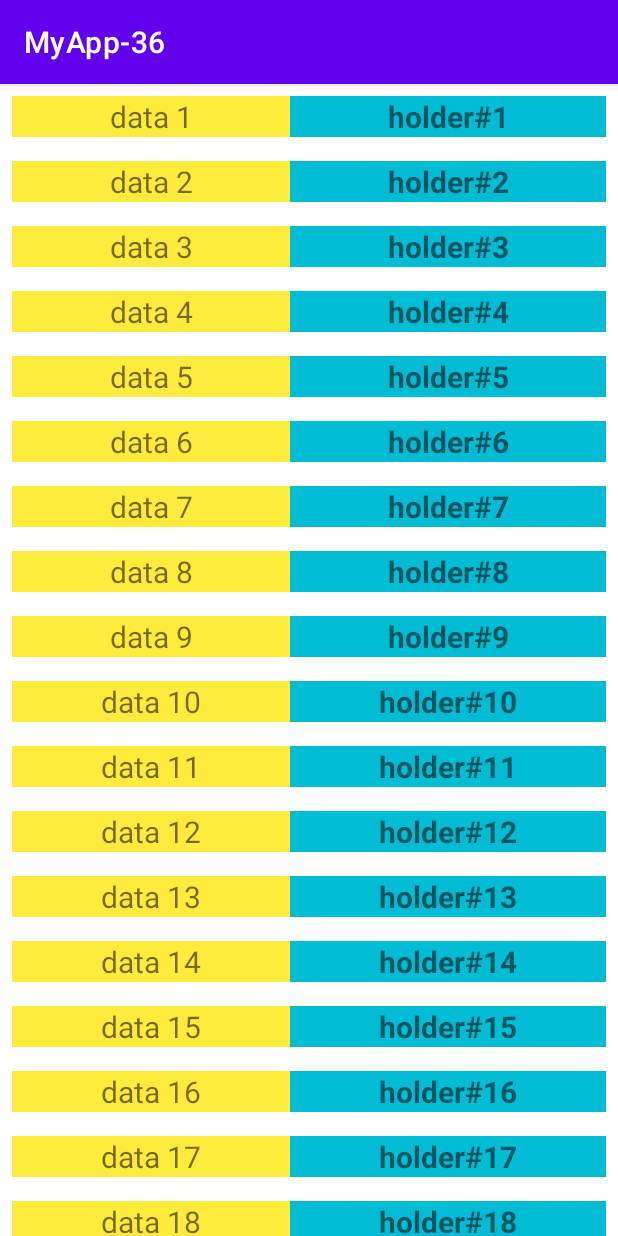
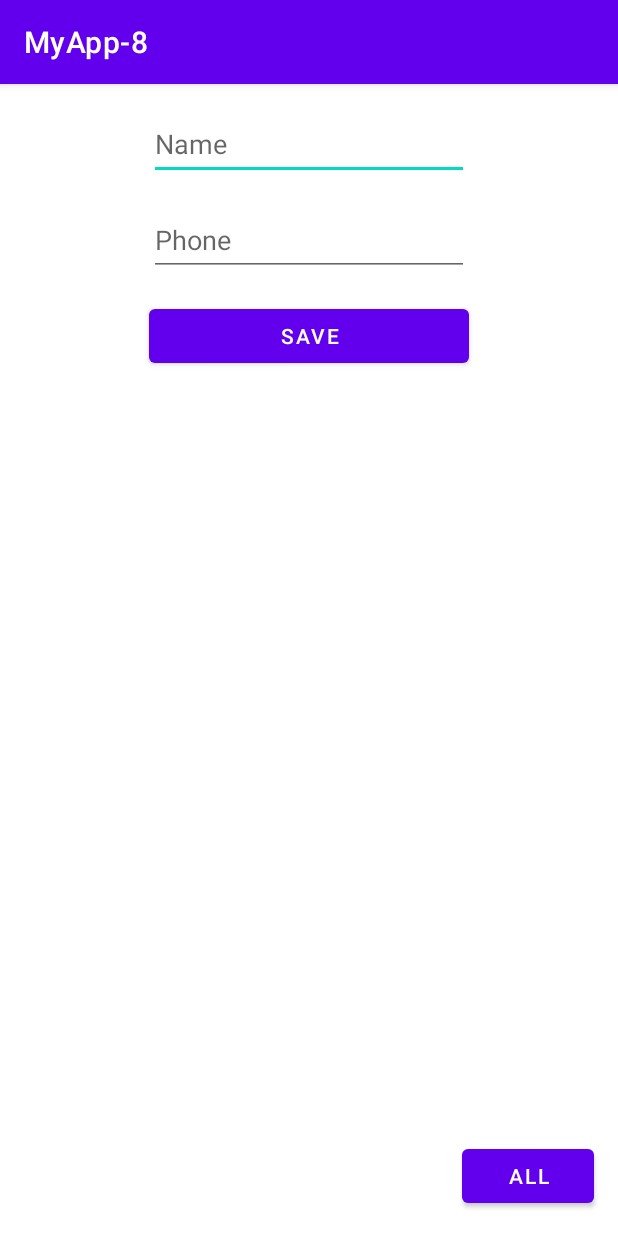
Before and after one commit to NedashkivskijTV/ITSTEP-JAVA-Android-HW20221205, an Android app: the screen it shows after launch (MainActivity), on a phone screen of 412 x 824 dp. Run offline under Robolectric (Android 15) with nearby library versions, the phone set to English and light mode, and no system bars.

Commit message:
homework from 05/12/2022

```diff
--- a/HW20221205/app/build.gradle
+++ b/HW20221205/app/build.gradle
@@ -3,11 +3,11 @@ plugins {
 }
 
 android {
-    namespace 'edu.itstep.cw20221205a1'
+    namespace 'edu.itstep.hw20221205'
     compileSdk 32
 
     defaultConfig {
-        applicationId "edu.itstep.cw20221205a1"
+        applicationId "edu.itstep.hw20221205"
         minSdk 21
         targetSdk 32
         versionCode 1
--- a/HW20221205/app/src/main/java/edu/itstep/cw20221205a1/MainActivity.java
+++ /dev/null
@@ -1,82 +0,0 @@
-package edu.itstep.cw20221205a1;
-
-import androidx.appcompat.app.AppCompatActivity;
-import androidx.recyclerview.widget.LinearLayoutManager;
-import androidx.recyclerview.widget.RecyclerView;
-
-import android.os.Bundle;
-import android.view.View;
-import android.widget.Toast;
-
-import java.util.ArrayList;
-import java.util.List;
-
-public class MainActivity extends AppCompatActivity {
-
-    // змінні екземпляра класу, що відповідають активним елементам Актівіті
-    // елемент для відображення списку
-    private RecyclerView rvNumbers;
-
-    private List<String> data;
-    private NumberAdapter numberAdapter;
-
-    @Override
-    protected void onCreate(Bundle savedInstanceState) {
-        super.onCreate(savedInstanceState);
-        setContentView(R.layout.activity_main);
-
-        // Ініціалізація змінних класу, що відповідають активним елементам Актівіті
-        rvNumbers = findViewById(R.id.rvNumbers);
-
-        // Ініціалізація колекції
-        data = new ArrayList<>();
-
-        // Імітація отримання колекції із значною кількістю даних
-        for (int i = 1; i <= 100; i++) {
-            data.add("data " + i);
-        }
-
-        // Визначення слухача, по натисненню на елемент списка (перед створенням Адаптера)
-        NumberAdapter.OnNumberClickListener numberClickListener = position -> {
-            Toast.makeText(this, "Click - " + data.get(position), Toast.LENGTH_SHORT).show();
-        };
-
-        //------------------------------------------------------------------------------------------
-        // Визначення слухача, по ДОВГОМУ! натисненню на елемент списка (перед створенням Адаптера)
-        NumberAdapter.OnNumberLongClickListener numberLongClickListener = position -> {
-            Toast.makeText(this, "LONG CLICK - " + data.get(position), Toast.LENGTH_SHORT).show();
-
-            data.remove(position); // видалення елемента колекції за позицією
-
-            // Застосування сповіщень RecyclerView про зміну даних
-            numberAdapter.notifyDataSetChanged(); // дані було змінено - по сповіщенню ОС перемальовує представлення
-        };
-
-        // Ініціалізація Адаптера
-        // приймає у параметри
-        // - контекст
-        // - файл-шаблон - де описано як відображатиметься кожен елемент колекції
-        // - колекція даних
-        // -----------------------------------------------------------------------------------------
-        numberAdapter = new NumberAdapter(this, R.layout.list_item, data, numberClickListener, numberLongClickListener);
-
-
-        // Встановлення ЛейаутМенеджера на елемент RecyclerView (rvNumbers), який відсутній за замовчуванням
-        // приймає у параметри
-        // - контекст,
-        // - орієнтацію - одна з двох констант, що лежать у класі RecyclerView (VERTICAL, HORIZONTAL)
-        // - напрямок відображення/скролінгу - false-стандартне відображення, true-відображення знизу вверх
-        LinearLayoutManager layoutManager = new LinearLayoutManager(
-                this,
-                RecyclerView.VERTICAL,
-                false
-                );
-
-        // Встановлення LayoutManager на RecyclerView (rvNumbers)
-        rvNumbers.setLayoutManager(layoutManager);
-
-        // Приєднання Адаптера до елементу, що відорбражатиме дані
-        rvNumbers.setAdapter(numberAdapter);
-    }
-
-}
--- a/HW20221205/app/src/main/java/edu/itstep/cw20221205a1/NumberAdapter.java
+++ /dev/null
@@ -1,129 +0,0 @@
-package edu.itstep.cw20221205a1;
-
-import android.content.Context;
-import android.view.LayoutInflater;
-import android.view.View;
-import android.view.ViewGroup;
-import android.widget.TextView;
-import android.widget.Toast;
-
-import androidx.annotation.NonNull;
-import androidx.recyclerview.widget.RecyclerView;
-
-import java.util.List;
-
-public class NumberAdapter extends RecyclerView.Adapter<NumberAdapter.NumberViewHolder> {
-
-    //Створення інтерфейсу для призначення події по натисканню на елемент відображеної колекції
-    interface OnNumberClickListener{
-        void onNumberClick(int position);
-    }
-
-    // ---------------------------------------------------------------------------------------------
-    //Створення інтерфейсу для призначення події по ДОВГОМУ! натисканню на елемент відображеної колекції
-    interface OnNumberLongClickListener{
-        void onNumberLongClick(int position);
-    }
-
-    // Змінні екземпляра класу - відповідають параметрам, що отримує конструктор
-    private Context context;
-    private int resource;
-    private List<String> data;
-
-    // Змінна для збереження об'єкта інтерфейса та отримання її значення в конструкторі
-    // - для забезпечення роботи слухача по натисканню елемента колекції
-    private final OnNumberClickListener onClickListener;
-    // ---------------------------------------------------------------------------------------------
-    // Змінна для збереження об'єкта інтерфейса та отримання її значення в конструкторі
-    // - для забезпечення роботи слухача по ДОВГОМУ! натисканню елемента колекції
-    private final OnNumberLongClickListener onLongClickListener;
-
-    int count = 1; // змінна для контроля кількості створених контейнерів NumberViewHolder
-
-    // конструктор класу
-    //----------------------------------------------------------------------------------------------
-    public NumberAdapter(Context context,
-                         int resource,
-                         List<String> data,
-                         OnNumberClickListener onClickListener,
-                         OnNumberLongClickListener onLongClickListener) {
-        // Ініціалізація змінних екземпляра класу
-        this.context = context;
-        this.resource = resource;
-        this.data = data;
-        this.onClickListener = onClickListener; // отримання значення для змінної інтерфейса (подія по кліку на елемент)
-        this.onLongClickListener = onLongClickListener; // отримання значення для змінної інтерфейса (подія по ДОВГОМУ! кліку на елемент)
-    }
-
-    // Метод відповідає за створення контейнерів для відображення даних
-    // відпрацьовує обмежену кількість раз
-    @NonNull
-    @Override
-    public NumberViewHolder onCreateViewHolder(@NonNull ViewGroup parent, int viewType) {
-
-        // Створення елемента - наповнювача та його ініціалізація
-        LayoutInflater inflater = LayoutInflater.from(context);
-
-        // Наповнення контейнера даними - приймає у параметри файл-шаблон, створений для забезпесення відображення 1 елемента
-        // parent та false - лишаються без змін (прикріпляти окремо до батьківського контейнера не потрібно - відпрацює автоматично)
-        View item = inflater.inflate(R.layout.list_item, parent, false);
-
-        //Створити об'єкт, що повертатиметься (об'єкт внутрішнього класу)
-        // в параметри передати щойно створений об'єкт item - об'єкт на основі xml файла-шаблона
-        NumberViewHolder numberViewHolder = new NumberViewHolder(item);
-
-        // Виведення у текстове поле tvSecond інформації про номер створеного контейнера NumberViewHolder
-        numberViewHolder.tvSecond.setText("holder#" + count++);
-
-        // повернення створеного NumberViewHolder
-        return numberViewHolder;
-    }
-
-    // метод спрацює стільки разів, скільки потрібно буде відображати даних
-    // від час скролингу відпрацьовуватиме кожен раз поновій
-    // отримує у параметри контейнер (внутрішній клас), створений для відображення елементів - даних елементів обмежена кількість
-    // та position - позиція даних з колекції, які потрібно відобразити - даний елемент відповідає кількості елементів у колекції, що відображається
-    // position використовується для отримання даних з колекції
-    @Override
-    public void onBindViewHolder(@NonNull NumberViewHolder holder, int position) {
-        String value = data.get(position); // отримання даних з колекції за позицією
-
-        // розміщення отриманих даних у елементах об'єкта NumberViewHolder
-        holder.tvFirst.setText(value);
-
-        // Обробка натиснення на елемент
-        holder.itemView.setOnClickListener(view -> {
-            onClickListener.onNumberClick(position);
-        });
-
-        // -----------------------------------------------------------------------------------------
-        // Обробка ДОВГОГО! натискання на елемент
-        holder.itemView.setOnLongClickListener(view -> {
-            onLongClickListener.onNumberLongClick(position);
-            return false;
-        });
-    }
-
-    @Override
-    public int getItemCount() { // повертає кількість даних, що ми збираємось відображати
-        return data.size(); // розмір колекції
-    }
-
-    // Внутрішній клас - для створення обмеженої кількості елементів,
-    // що будуть задіяні при відображенні елементів колекції (будуть перевикористовуватись)
-    class NumberViewHolder extends RecyclerView.ViewHolder {
-
-        // Змінні класу - автивні елементи шаблона
-        private TextView tvFirst;
-        private TextView tvSecond;
-
-        public NumberViewHolder(@NonNull View itemView) {
-            super(itemView);
-
-            // ініціалізація змінних екземпляра класу
-            tvFirst = itemView.findViewById(R.id.tvFirst);
-            tvSecond = itemView.findViewById(R.id.tvSecond);
-
-        }
-    }
-}
--- /dev/null
+++ b/HW20221205/app/src/main/java/edu/itstep/hw20221205/DatabaseHelper.java
@@ -0,0 +1,42 @@
+package edu.itstep.hw20221205;
+
+import android.content.Context;
+import android.database.sqlite.SQLiteDatabase;
+import android.database.sqlite.SQLiteOpenHelper;
+import android.util.Log;
+
+public class DatabaseHelper extends SQLiteOpenHelper {
+
+    // Зкорегований конструктор
+    public DatabaseHelper(Context context) {
+        super(context, "PhoneBook", null, 1);
+        //super(context, "PhoneBook", null, 2); // конструкція для емуляції оновлення застосунку - спрацьовує метод onUpgrade !!!
+
+        // Створення логів - при виклику конструктора у консоль виведеться повідомлення
+        Log.d("dbExec", "DatabaseHelper");
+    }
+
+    // Спрацьовує 1 раз при першому запуску мобільного додатку на телефоні
+    // відповідає за створення структури БД
+    // метод потребує реалізації, а викликається системою
+    @Override
+    public void onCreate(SQLiteDatabase sqLiteDatabase) {
+        // Створення логів - при виклику метода onCreate у консоль виведеться повідомлення
+        Log.d("dbExec", "onCreate");
+
+        // Створення таблиці contacts, метод execSQL виконує запит, але нічого не повертає !!!
+        sqLiteDatabase.execSQL("CREATE TABLE contacts(_id INTEGER PRIMARY KEY AUTOINCREMENT, name TEXT, phone TEXT)");
+
+        // Наповнення створеної таблиці тестовими даними
+        sqLiteDatabase.execSQL("INSERT INTO contacts(name, phone) VALUES('Ivan Ivanenko', '+380-50-111-22-33')");
+        sqLiteDatabase.execSQL("INSERT INTO contacts(name, phone) VALUES('Petro', '+380-77-112-22-32')");
+    }
+
+    // Викликається при оновленні додатку
+    @Override
+    //public void onUpgrade(SQLiteDatabase sqLiteDatabase, int i, int i1) {
+    public void onUpgrade(SQLiteDatabase sqLiteDatabase, int oldVersion, int newVersion) {
+        // Створення логів - при виклику метода onUpgrade у консоль виведеться повідомлення
+        Log.d("dbExec", "onUpgrade");
+    }
+}
--- /dev/null
+++ b/HW20221205/app/src/main/java/edu/itstep/hw20221205/MainActivity.java
@@ -0,0 +1,84 @@
+package edu.itstep.hw20221205;
+
+import androidx.appcompat.app.AppCompatActivity;
+
+import android.content.ContentValues;
+import android.content.Context;
+import android.content.Intent;
+import android.database.sqlite.SQLiteDatabase;
+import android.os.Bundle;
+import android.view.View;
+import android.view.inputmethod.InputMethodManager;
+import android.widget.Button;
+import android.widget.EditText;
+import android.widget.Toast;
+
+public class MainActivity extends AppCompatActivity {
+
+    // Змінні екземпляра класу, що відповідають активним елеменнтам Актівіті
+    private EditText etName;
+    private EditText etPhone;
+    private Button btnSave;
+    private Button btnAll;
+
+    // Змінна для збереження об'єкта sqLiteDatabase - використовується для здійснення маніпуляцій з БД
+    private SQLiteDatabase database;
+
+    @Override
+    protected void onCreate(Bundle savedInstanceState) {
+        super.onCreate(savedInstanceState);
+        setContentView(R.layout.activity_main);
+
+        // Ініціалізація (отримання за id) змінних екземпляра класу
+        etName = findViewById(R.id.etName);
+        etPhone = findViewById(R.id.etPhone);
+        btnSave = findViewById(R.id.btnSave);
+        btnAll = findViewById(R.id.btnAll);
+
+        // Підключення слухачів
+        btnSave.setOnClickListener(this::save);
+        btnAll.setOnClickListener(this::showAll);
+
+        // Ініціалізація змінної SQLiteDatabase через DatabaseHelper
+        DatabaseHelper databaseHelper = new DatabaseHelper(this);
+
+        // Методи, що доступні у об'єкта DatabaseHelper
+        database = databaseHelper.getWritableDatabase(); // метод дозволяє записувати та читати інф
+    }
+
+    // Збереження введених даних до БД
+    private void save(View view) {
+        // Отримання даних з елементів Актівіті
+        String name = etName.getText().toString();
+        String phone = etPhone.getText().toString();
+
+        // Збереження даних до БД
+        ContentValues contentValues = new ContentValues(); // створення контейнера для передачі даних
+        contentValues.put("name", name); // наповнення контейнера
+        contentValues.put("phone", phone); // наповнення контейнера
+        database.insert(
+                "contacts", // назва таблиці в БД до якої зберігаються дані
+                null, // використовується при необхідності залишення рядка пустим
+                contentValues // контейнер, де вказано що і куди покласти
+        );
+
+        // очищення текстових полів після збереження даних до БД
+        etName.setText("");
+        etPhone.setText("");
+
+        // Тостове повідомлення для користовача, про те,що дані збережено
+        Toast.makeText(this, "Data saved", Toast.LENGTH_SHORT).show();
+
+        // Код для програмного закритті клавіатури (після збереження даних залишається відкритою)
+        InputMethodManager imm = (InputMethodManager) getSystemService(Context.INPUT_METHOD_SERVICE);
+        imm.hideSoftInputFromWindow(getWindow().getDecorView().getWindowToken(), 0);
+    }
+
+    // Виведення вмісту БД - перехід до Актівіті, де відображатиметься список
+    private void showAll(View view) {
+
+        // Запуск Актівіті, в якому відображатиметься список
+        startActivity(new Intent(this, ContactsActivity.class));
+    }
+
+}
--- a/HW20221205/app/src/main/res/layout/activity_main.xml
+++ b/HW20221205/app/src/main/res/layout/activity_main.xml
@@ -6,12 +6,49 @@
     android:layout_height="match_parent"
     tools:context=".MainActivity">
 
-    <androidx.recyclerview.widget.RecyclerView
-        android:id="@+id/rvNumbers"
-        android:layout_width="0dp"
-        android:layout_height="0dp"
-        app:layout_constraintBottom_toBottomOf="parent"
+    <EditText
+        android:id="@+id/etName"
+        android:layout_width="wrap_content"
+        android:layout_height="wrap_content"
+        android:layout_marginTop="16dp"
+        android:ems="10"
+        android:hint="Name"
+        android:inputType="textPersonName"
+        android:minHeight="48dp"
         app:layout_constraintEnd_toEndOf="parent"
         app:layout_constraintStart_toStartOf="parent"
         app:layout_constraintTop_toTopOf="parent" />
+
+    <EditText
+        android:id="@+id/etPhone"
+        android:layout_width="wrap_content"
+        android:layout_height="wrap_content"
+        android:layout_marginTop="16dp"
+        android:ems="10"
+        android:hint="Phone"
+        android:inputType="phone"
+        android:minHeight="48dp"
+        app:layout_constraintEnd_toEndOf="parent"
+        app:layout_constraintStart_toStartOf="parent"
+        app:layout_constraintTop_toBottomOf="@+id/etName" />
+
+    <Button
+        android:id="@+id/btnSave"
+        android:layout_width="0dp"
+        android:layout_height="wrap_content"
+        android:layout_marginTop="16dp"
+        android:text="Save"
+        app:layout_constraintEnd_toEndOf="@+id/etPhone"
+        app:layout_constraintStart_toStartOf="@+id/etPhone"
+        app:layout_constraintTop_toBottomOf="@+id/etPhone" />
+
+    <Button
+        android:id="@+id/btnAll"
+        android:layout_width="wrap_content"
+        android:layout_height="wrap_content"
+        android:layout_marginEnd="16dp"
+        android:layout_marginBottom="16dp"
+        android:text="All"
+        app:layout_constraintBottom_toBottomOf="parent"
+        app:layout_constraintEnd_toEndOf="parent" />
 </androidx.constraintlayout.widget.ConstraintLayout>
--- a/HW20221205/app/src/main/res/layout/list_item.xml
+++ /dev/null
@@ -1,28 +0,0 @@
-<?xml version="1.0" encoding="utf-8"?>
-<LinearLayout xmlns:android="http://schemas.android.com/apk/res/android"
-    android:layout_width="match_parent"
-    android:layout_height="wrap_content"
-    android:padding="8dp"
-    android:orientation="horizontal">
-
-    <TextView
-        android:id="@+id/tvFirst"
-        android:layout_width="wrap_content"
-        android:layout_height="wrap_content"
-        android:layout_weight="1"
-        android:background="#FFEB3B"
-        android:gravity="center"
-        android:text="TextView"
-        android:textSize="20dp" />
-
-    <TextView
-        android:id="@+id/tvSecond"
-        android:layout_width="wrap_content"
-        android:layout_height="wrap_content"
-        android:layout_weight="1"
-        android:background="#00BCD4"
-        android:gravity="center"
-        android:text="TextView"
-        android:textSize="20dp"
-        android:textStyle="bold" />
-</LinearLayout>
--- a/HW20221205/app/src/main/res/values-night/themes.xml
+++ b/HW20221205/app/src/main/res/values-night/themes.xml
@@ -1,6 +1,6 @@
 <resources xmlns:tools="http://schemas.android.com/tools">
     <!-- Base application theme. -->
-    <style name="Theme.CW20221205A1" parent="Theme.MaterialComponents.DayNight.DarkActionBar">
+    <style name="Theme.HW20221205" parent="Theme.MaterialComponents.DayNight.DarkActionBar">
         <!-- Primary brand color. -->
         <item name="colorPrimary">@color/purple_200</item>
         <item name="colorPrimaryVariant">@color/purple_700</item>
--- a/HW20221205/app/src/main/res/values/strings.xml
+++ b/HW20221205/app/src/main/res/values/strings.xml
@@ -1,3 +1,3 @@
 <resources>
-    <string name="app_name">MyApp-36</string>
+    <string name="app_name">MyApp-8</string>
 </resources>
--- a/HW20221205/app/src/main/res/values/themes.xml
+++ b/HW20221205/app/src/main/res/values/themes.xml
@@ -1,6 +1,6 @@
 <resources xmlns:tools="http://schemas.android.com/tools">
     <!-- Base application theme. -->
-    <style name="Theme.CW20221205A1" parent="Theme.MaterialComponents.DayNight.DarkActionBar">
+    <style name="Theme.HW20221205" parent="Theme.MaterialComponents.DayNight.DarkActionBar">
         <!-- Primary brand color. -->
         <item name="colorPrimary">@color/purple_500</item>
         <item name="colorPrimaryVariant">@color/purple_700</item>
--- a/HW20221205/settings.gradle
+++ b/HW20221205/settings.gradle
@@ -12,5 +12,5 @@ dependencyResolutionManagement {
         mavenCentral()
     }
 }
-rootProject.name = "CW20221205A1"
+rootProject.name = "HW20221205"
 include ':app'
```
Also changed, not shown: HW20221205/app/src/main/AndroidManifest.xml (+8 -1 lines), HW20221205/app/src/main/java/edu/itstep/hw20221205/ContactsActivity.java (added, +84 -0 lines), HW20221205/app/src/main/res/layout/activity_contacts.xml (added, +21 -0 lines), HW20221205/gradle/wrapper/gradle-wrapper.properties, 4 other files.
